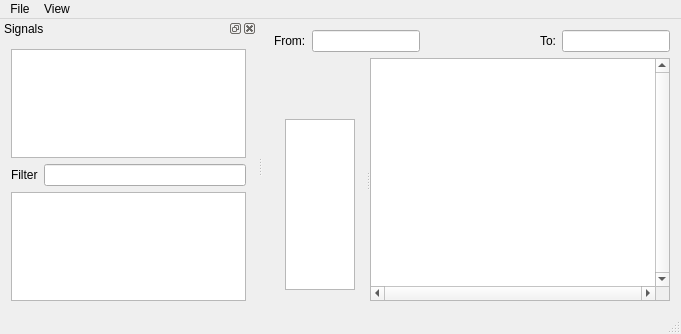
Old version of the form src/mainwindow.ui in the repository nturley/tantalum.
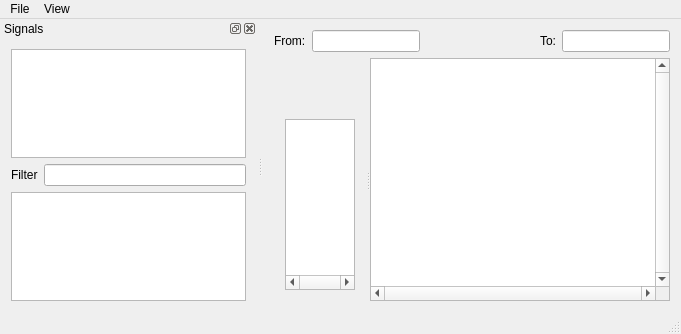
New version of the form.

Commit message: trying to make the waveforms better

The edit to the form file:
```diff
--- a/src/mainwindow.ui
+++ b/src/mainwindow.ui
@@ -116,6 +116,9 @@
            </sizepolicy>
           </property>
           <property name="horizontalScrollBarPolicy">
+           <enum>Qt::ScrollBarAlwaysOn</enum>
+          </property>
+          <property name="verticalScrollBarPolicy">
            <enum>Qt::ScrollBarAlwaysOff</enum>
           </property>
           <property name="alternatingRowColors">
```
The commit also changes 2 other files.
